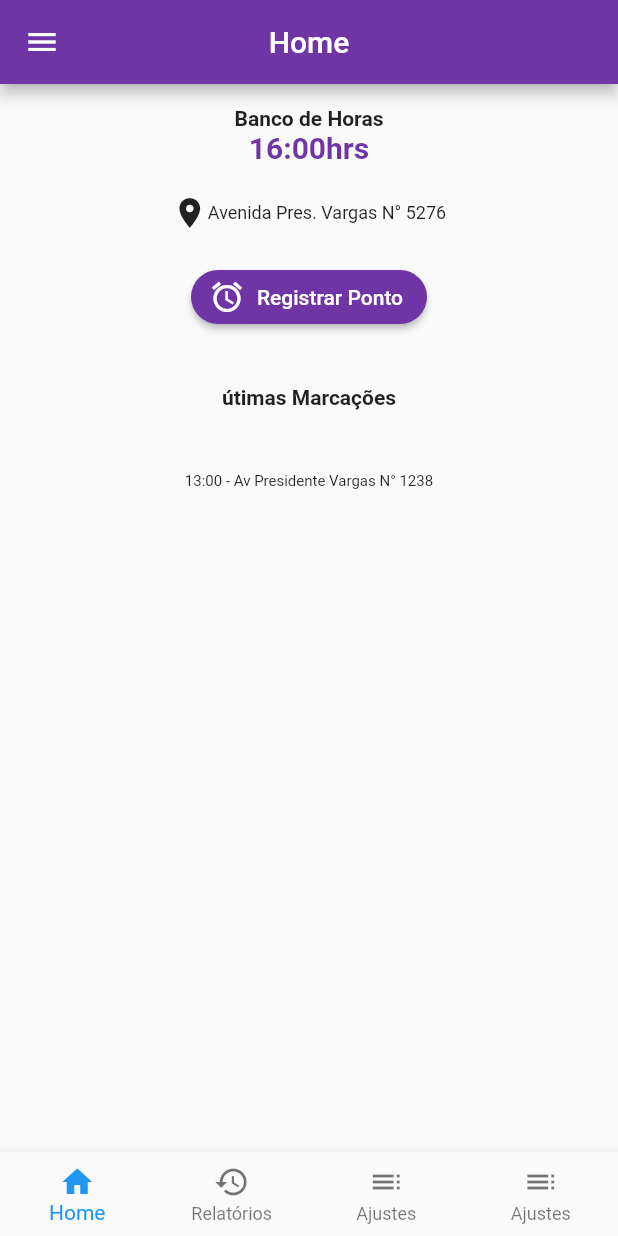
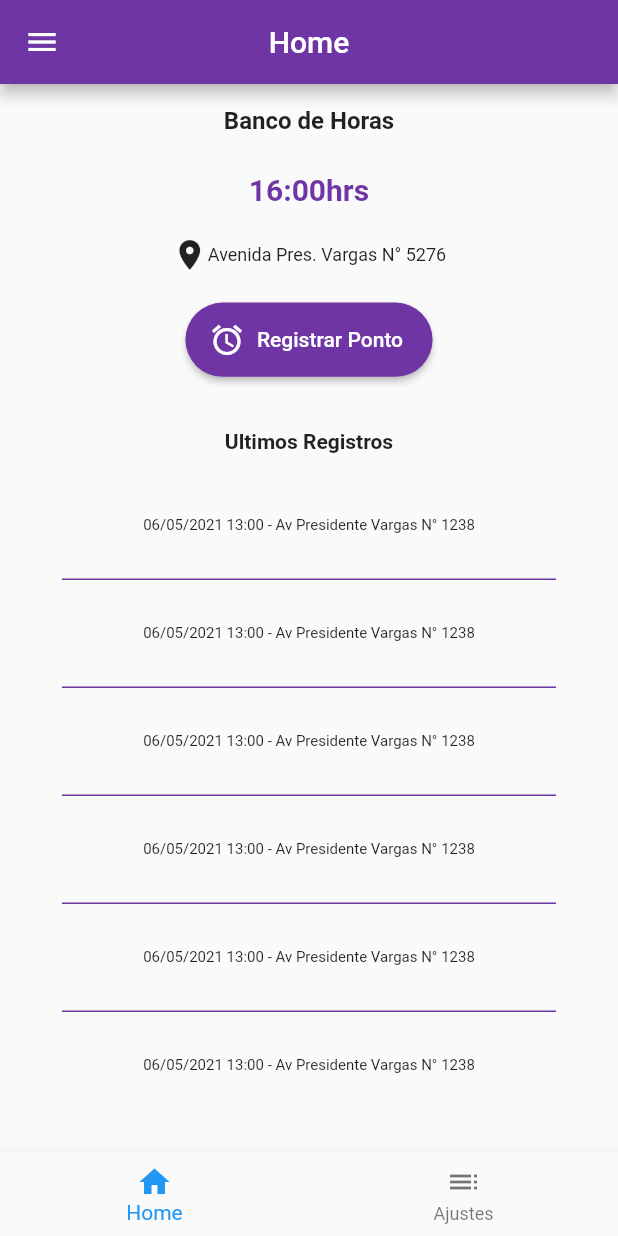
Before and after one commit to desenvolve-ai/ClickPonto, a Flutter app: the BottomNavBar screen opened by its route, on a phone screen of 412 x 824 dp. Run offline on Flutter 3.47's test engine with Material 2 defaults, Android fonts, the phone set to English and light mode, and no system bars; our stand-ins replace flutter_svg; network calls fail.

Commit message:
Tela Ajuste

```diff
--- a/lib/Screens/BottomNavigator/bottomNavBar.dart
+++ b/lib/Screens/BottomNavigator/bottomNavBar.dart
@@ -1,4 +1,5 @@
 import 'package:flutter/material.dart';
+import 'package:workhours/Screens/Ajuste/ajuste.dart';
 import 'package:workhours/Screens/Relatorio/relatorio.dart';
 
 import '../Drawer/drawerNavigator.dart';
@@ -13,7 +14,7 @@ class _BottomNavBarState extends State<BottomNavBar> {
   int _selectedIndex =0;
   List<Widget> _widgetOptions = <Widget>[
     Home(),
-    Relatorio(),
+    Ajuste(),
   ];
 
   void _onTap(int index){
@@ -38,14 +39,6 @@ class _BottomNavBarState extends State<BottomNavBar> {
 
             ),
             BottomNavigationBarItem(
-              icon: Icon(Icons.history),
-              label: 'Relatórios',
-            ),
-            BottomNavigationBarItem(
-              icon: Icon(Icons.toc_outlined),
-              label: 'Ajustes',
-            ),
-            BottomNavigationBarItem(
               icon: Icon(Icons.toc_outlined),
               label: 'Ajustes',
             ),
--- a/lib/Screens/Home/home.dart
+++ b/lib/Screens/Home/home.dart
@@ -13,11 +13,18 @@ class _HomeState extends State<Home> {
 
   @override
   void initState() {
-    lista.add('13:00 - Av Presidente Vargas N° 1238');
+    lista.add('06/05/2021 13:00 - Av Presidente Vargas N° 1238');
+    lista.add('06/05/2021 13:00 - Av Presidente Vargas N° 1238');
+    lista.add('06/05/2021 13:00 - Av Presidente Vargas N° 1238');
+    lista.add('06/05/2021 13:00 - Av Presidente Vargas N° 1238');
+    lista.add('06/05/2021 13:00 - Av Presidente Vargas N° 1238');
+    lista.add('06/05/2021 13:00 - Av Presidente Vargas N° 1238');
+    lista.add('06/05/2021 13:00 - Av Presidente Vargas N° 1238');
     super.initState();
   }
 
     Widget build(BuildContext context) {
+    Size size = MediaQuery.of(context).size;
     return Scaffold(
       appBar: AppBar(centerTitle: true, title: Text('Home')),
       drawer: MainDrawer(),
@@ -33,9 +40,10 @@ class _HomeState extends State<Home> {
                     child: Text(
                       'Banco de Horas',
                       style:
-                          TextStyle(fontSize: 14, fontWeight: FontWeight.bold),
+                          TextStyle(fontSize: 16, fontWeight: FontWeight.bold),
                     ),
                   ),
+                  SizedBox(height: size.height * 0.03),
                   Container(
                     child: Text(
                       '16:00hrs',
@@ -59,13 +67,16 @@ class _HomeState extends State<Home> {
                     ),
                   ),
                   Center(
+                    child: Container(
+                      width: size.width * 0.4,
+                      height: size.height * 0.06,
                       child: ElevatedButton.icon(
                         onPressed: () {
                           var data = DateTime.now();
                           showDialog(
                             context: context,
                             builder: (context) => AlertDialog(
-                            title: Text('Confirmação de Registro'),
+                              title: Text('Confirmar Registro'),
                               content:
                                   Text('Deseja realmente registrar o ponto?'),
                               actions: [
@@ -98,6 +109,7 @@ class _HomeState extends State<Home> {
                                 ),
                               ],
                               elevation: 5,
+                              backgroundColor: Color(0xFFF1E6FF) ,
                             ),
                           );
                         },
@@ -107,8 +119,10 @@ class _HomeState extends State<Home> {
                             shadowColor: Colors.black,
                             primary: Theme.of(context).primaryColor,
                             shape: RoundedRectangleBorder(
-                            borderRadius: BorderRadius.circular(20),
+                              borderRadius: BorderRadius.circular(29),
                             )),
+
+                      ),
                     ),
                   ),
                 ],
@@ -122,7 +136,7 @@ class _HomeState extends State<Home> {
                 children: [
                   Center(
                     child: Text(
-                      'útimas Marcações',
+                      'Ultimos Registros',
                       style:
                           TextStyle(fontSize: 14, fontWeight: FontWeight.bold),
                     ),
@@ -130,7 +144,7 @@ class _HomeState extends State<Home> {
                   SizedBox(height: 20),
                   Container(
                     height: MediaQuery.of(context).size.height * 0.50,
-                    width: 300,
+                    width: MediaQuery.of(context).size.width * 0.80,
                     child: ListView.separated(
                       itemBuilder: (context, index) {
                         return ListTile(
--- a/lib/Screens/Perfil/perfil.dart
+++ b/lib/Screens/Perfil/perfil.dart
@@ -32,7 +32,7 @@ class _PerfilState extends State<Perfil> {
             Column(
               children: [
                 Padding(
-                  padding: const EdgeInsets.only(left: 40, bottom: 200 ),
+                  padding: const EdgeInsets.only(left: 40, bottom: 100 ),
                   child: Column(
                     children: [
                       TextField(
@@ -126,7 +126,7 @@ class _PerfilState extends State<Perfil> {
 
                     style: ElevatedButton.styleFrom(
                       elevation: 20,
-                      minimumSize: Size(100, 50),
+                      minimumSize: Size(150, 50),
                         shadowColor: Colors.black,
                         primary: Theme.of(context).primaryColor,
                         shape: RoundedRectangleBorder(
--- a/lib/main.dart
+++ b/lib/main.dart
@@ -9,7 +9,7 @@ import 'Screens/Sobre/sobre.dart';
 void main() {
   runApp(MaterialApp(
     debugShowCheckedModeBanner: false,
-    title: 'Navigator',
+    title: 'ClickPonto',
     home: BottomNavBar(),
     theme: ThemeData(
       primaryColor: Color.fromRGBO(111, 53, 165, 1),
```
Also changed, not shown: lib/Screens/Ajuste/ajuste.dart (+138 -0 lines), lib/Screens/Drawer/drawerNavigator.dart (+10 -10 lines). Lines whose indentation alone changed are shown as unchanged.
